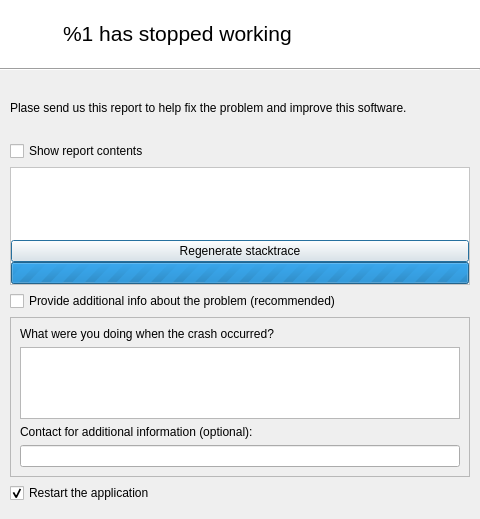
The window that lib/GdbCrashHandlerDialog.ui (manisandro/GdbCrashHandler) describes before a commit, drawn with Qt 5.
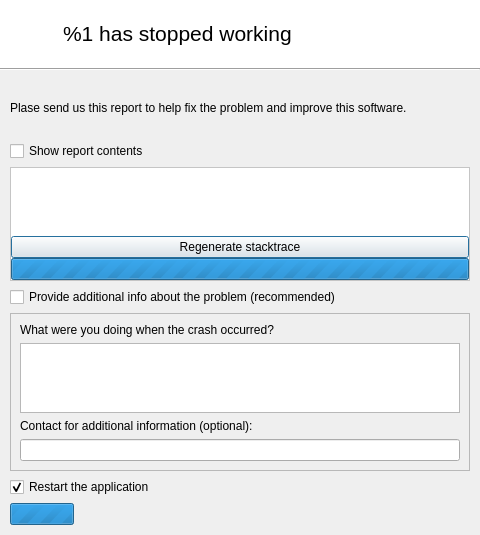
The same window after the commit.

Commit message: Show some status information

The edit to the form file:
```diff
--- a/lib/GdbCrashHandlerDialog.ui
+++ b/lib/GdbCrashHandlerDialog.ui
@@ -7,7 +7,7 @@
     <x>0</x>
     <y>0</y>
     <width>480</width>
-    <height>519</height>
+    <height>522</height>
    </rect>
   </property>
   <property name="sizePolicy">
@@ -109,7 +109,7 @@
        <verstretch>0</verstretch>
       </sizepolicy>
      </property>
-     <layout class="QVBoxLayout" name="verticalLayout_2">
+     <layout class="QGridLayout" name="gridLayout">
       <property name="leftMargin">
        <number>10</number>
       </property>
@@ -122,62 +122,129 @@
       <property name="bottomMargin">
        <number>10</number>
       </property>
-      <item>
-       <widget class="QLabel" name="labelAutosave">
+      <item row="8" column="0">
+       <widget class="QWidget" name="widgetBusy" native="true">
         <property name="sizePolicy">
-         <sizepolicy hsizetype="Preferred" vsizetype="Maximum">
+         <sizepolicy hsizetype="Expanding" vsizetype="Preferred">
           <horstretch>0</horstretch>
           <verstretch>0</verstretch>
          </sizepolicy>
         </property>
-        <property name="text">
-         <string/>
-        </property>
-        <property name="wordWrap">
-         <bool>true</bool>
-        </property>
+        <layout class="QHBoxLayout" name="horizontalLayout_2">
+         <property name="leftMargin">
+          <number>0</number>
+         </property>
+         <property name="topMargin">
+          <number>0</number>
+         </property>
+         <property name="rightMargin">
+          <number>0</number>
+         </property>
+         <property name="bottomMargin">
+          <number>0</number>
+         </property>
+         <item>
+          <widget class="QProgressBar" name="progressBar">
+           <property name="sizePolicy">
+            <sizepolicy hsizetype="Fixed" vsizetype="Fixed">
+             <horstretch>0</horstretch>
+             <verstretch>0</verstretch>
+            </sizepolicy>
+           </property>
+           <property name="maximumSize">
+            <size>
+             <width>64</width>
+             <height>16777215</height>
+            </size>
+           </property>
+           <property name="maximum">
+            <number>0</number>
+           </property>
+           <property name="value">
+            <number>0</number>
+           </property>
+          </widget>
+         </item>
+         <item>
+          <widget class="QLabel" name="labelBusyText">
+           <property name="sizePolicy">
+            <sizepolicy hsizetype="Expanding" vsizetype="Preferred">
+             <horstretch>0</horstretch>
+             <verstretch>0</verstretch>
+            </sizepolicy>
+           </property>
+          </widget>
+         </item>
+        </layout>
        </widget>
       </item>
-      <item>
-       <widget class="QLabel" name="labelIntro">
+      <item row="8" column="1">
+       <widget class="QDialogButtonBox" name="buttonBox">
         <property name="sizePolicy">
-         <sizepolicy hsizetype="Preferred" vsizetype="Maximum">
+         <sizepolicy hsizetype="Maximum" vsizetype="Fixed">
           <horstretch>0</horstretch>
           <verstretch>0</verstretch>
          </sizepolicy>
         </property>
+        <property name="standardButtons">
+         <set>QDialogButtonBox::NoButton</set>
+        </property>
+       </widget>
+      </item>
+      <item row="7" column="0" colspan="2">
+       <widget class="QCheckBox" name="checkBoxRestart">
         <property name="text">
-         <string>Plase send us this report to help fix the problem and improve this software.</string>
+         <string>Restart the application</string>
         </property>
-        <property name="wordWrap">
+        <property name="checked">
          <bool>true</bool>
         </property>
-        <property name="openExternalLinks">
-         <bool>true</bool>
-        </property>
        </widget>
       </item>
-      <item>
-       <widget class="QLabel" name="labelSpacer">
-        <property name="sizePolicy">
-         <sizepolicy hsizetype="Preferred" vsizetype="Expanding">
-          <horstretch>0</horstretch>
-          <verstretch>0</verstretch>
-         </sizepolicy>
+      <item row="6" column="0" colspan="2">
+       <widget class="QFrame" name="frameInfo">
+        <property name="frameShape">
+         <enum>QFrame::StyledPanel</enum>
         </property>
+        <layout class="QVBoxLayout" name="verticalLayout_4">
+         <item>
+          <widget class="QLabel" name="labelErrorDescr">
+           <property name="text">
+            <string>What were you doing when the crash occurred?</string>
+           </property>
+          </widget>
+         </item>
+         <item>
+          <widget class="QPlainTextEdit" name="plainTextEditErrorDescr"/>
+         </item>
+         <item>
+          <widget class="QLabel" name="labelContact">
+           <property name="text">
+            <string>Contact for additional information (optional):</string>
+           </property>
+          </widget>
+         </item>
+         <item>
+          <widget class="QLineEdit" name="lineEditContact"/>
+         </item>
+        </layout>
+       </widget>
+      </item>
+      <item row="5" column="0" colspan="2">
+       <widget class="QCheckBox" name="checkBoxInfo">
         <property name="text">
-         <string/>
+         <string>Provide additional info about the problem (recommended)</string>
         </property>
        </widget>
       </item>
-      <item>
+      <item row="3" column="0" colspan="2">
        <widget class="QCheckBox" name="checkBoxDetails">
         <property name="text">
          <string>Show report contents</string>
         </property>
        </widget>
       </item>
-      <item>
+      <item row="4" column="0" colspan="2">
        <widget class="QFrame" name="frameDetails">
         <property name="styleSheet">
          <string notr="true">QFrame#frameDetails {background: white; }</string>
@@ -229,73 +296,56 @@
            <property name="maximum">
             <number>0</number>
            </property>
-           <property name="value">
-            <number>0</number>
-           </property>
           </widget>
          </item>
         </layout>
        </widget>
       </item>
-      <item>
-       <widget class="QCheckBox" name="checkBoxInfo">
+      <item row="2" column="0" colspan="2">
+       <widget class="QLabel" name="labelSpacer">
+        <property name="sizePolicy">
+         <sizepolicy hsizetype="Preferred" vsizetype="Expanding">
+          <horstretch>0</horstretch>
+          <verstretch>0</verstretch>
+         </sizepolicy>
+        </property>
         <property name="text">
-         <string>Provide additional info about the problem (recommended)</string>
+         <string/>
         </property>
        </widget>
       </item>
-      <item>
-       <widget class="QFrame" name="frameInfo">
-        <property name="frameShape">
-         <enum>QFrame::StyledPanel</enum>
+      <item row="1" column="0" colspan="2">
+       <widget class="QLabel" name="labelIntro">
+        <property name="sizePolicy">
+         <sizepolicy hsizetype="Preferred" vsizetype="Maximum">
+          <horstretch>0</horstretch>
+          <verstretch>0</verstretch>
+         </sizepolicy>
         </property>
-        <layout class="QVBoxLayout" name="verticalLayout_4">
-         <item>
-          <widget class="QLabel" name="labelErrorDescr">
-           <property name="text">
-            <string>What were you doing when the crash occurred?</string>
-           </property>
-          </widget>
-         </item>
-         <item>
-          <widget class="QPlainTextEdit" name="plainTextEditErrorDescr"/>
-         </item>
-         <item>
-          <widget class="QLabel" name="labelContact">
-           <property name="text">
-            <string>Contact for additional information (optional):</string>
-           </property>
-          </widget>
-         </item>
-         <item>
-          <widget class="QLineEdit" name="lineEditContact"/>
-         </item>
-        </layout>
-       </widget>
-      </item>
-      <item>
-       <widget class="QCheckBox" name="checkBoxRestart">
         <property name="text">
-         <string>Restart the application</string>
+         <string>Plase send us this report to help fix the problem and improve this software.</string>
         </property>
-        <property name="checked">
+        <property name="wordWrap">
          <bool>true</bool>
         </property>
+        <property name="openExternalLinks">
+         <bool>true</bool>
+        </property>
        </widget>
       </item>
-      <item>
-       <widget class="QDialogButtonBox" name="buttonBox">
+      <item row="0" column="0" colspan="2">
+       <widget class="QLabel" name="labelAutosave">
         <property name="sizePolicy">
-         <sizepolicy hsizetype="Expanding" vsizetype="Maximum">
+         <sizepolicy hsizetype="Preferred" vsizetype="Maximum">
           <horstretch>0</horstretch>
           <verstretch>0</verstretch>
          </sizepolicy>
         </property>
-        <property name="orientation">
-         <enum>Qt::Horizontal</enum>
+        <property name="text">
+         <string/>
         </property>
-        <property name="standardButtons">
-         <set>QDialogButtonBox::NoButton</set>
+        <property name="wordWrap">
+         <bool>true</bool>
         </property>
        </widget>
       </item>
```
The commit also changes 1 other file.
